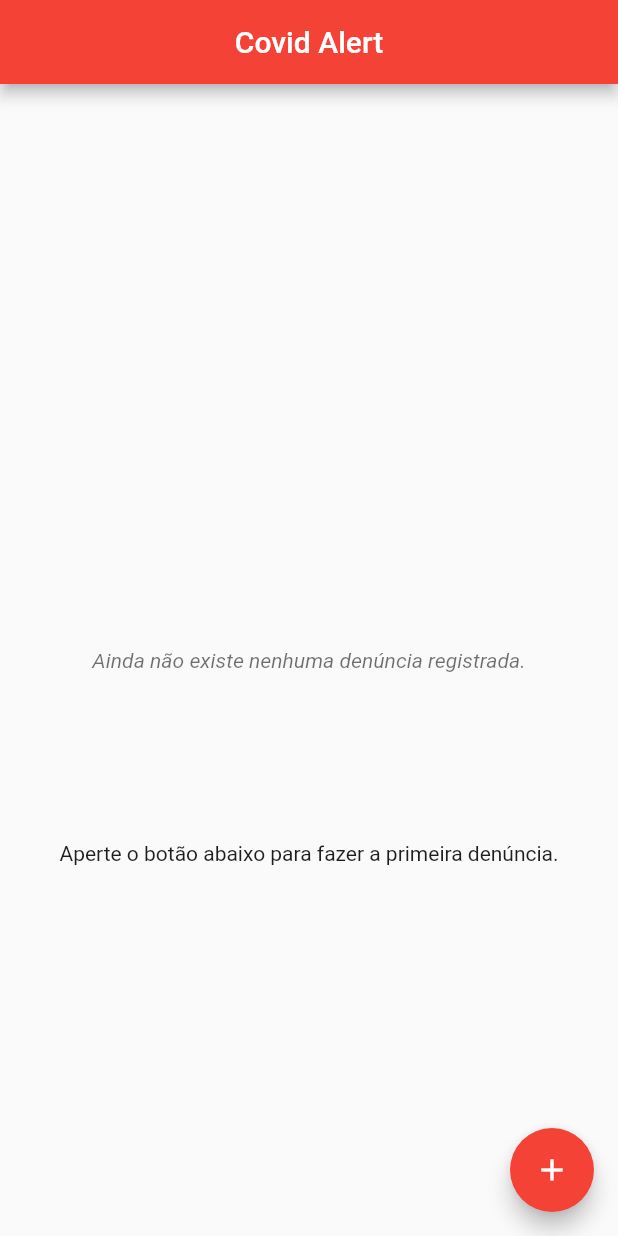
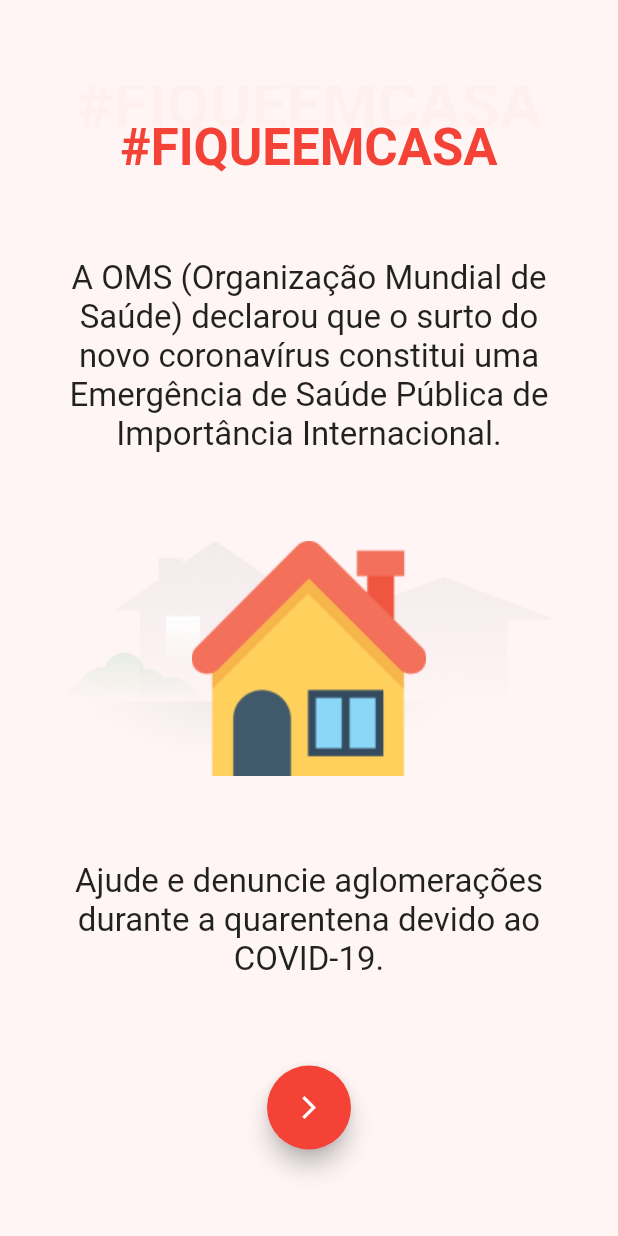
Before and after one commit to teresinahc/app-denuncia-aglomeracao-quarentena, a Flutter app: the first screen one second after launch, on a phone screen of 412 x 824 dp. Run offline on Flutter 3.47's test engine with Material 2 defaults, Android fonts, the phone set to English and light mode, and no system bars; our stand-ins replace cloud_firestore, firebase_storage, flutter_mobx, get_it, google_fonts, image_picker and 2 more; missing offline and left inert: image_fade; accounts and stored records are empty; generated files the repository leaves out were written again.

Commit message:
Add splash screen

```diff
--- a/lib/main.dart
+++ b/lib/main.dart
@@ -1,3 +1,4 @@
+import 'package:covid_alert/screens/splash/splash_screen.dart';
 import 'package:covid_alert/shared/service/repository.dart';
 import 'package:covid_alert/shared/themes/theme_default.dart';
 import 'package:flutter/material.dart';
@@ -38,7 +39,7 @@ class _MyAppState extends State<MyApp> {
         supportedLocales: [
           const Locale('pt', "BR"),
         ],
-        home: HomeScreen(),
+        home: SplahScreen(),
         theme: themeDefault(),
       ),
     );
--- /dev/null
+++ b/lib/screens/splash/splash_screen.dart
@@ -0,0 +1,109 @@
+import 'package:covid_alert/screens/home/home_screen.dart';
+import 'package:flutter/material.dart';
+import 'package:flutter/services.dart';
+import 'package:google_fonts/google_fonts.dart';
+
+class SplahScreen extends StatefulWidget {
+  @override
+  _SplahScreenState createState() => _SplahScreenState();
+}
+
+class _SplahScreenState extends State<SplahScreen> {
+  @override
+  void initState() {
+    super.initState();
+    Future.delayed(Duration(seconds: 3)).then((_) async {
+      await Navigator.pushReplacement(
+          context, MaterialPageRoute(builder: (context) => HomeScreen()));
+    });
+  }
+
+  @override
+  Widget build(BuildContext context) {
+    return Scaffold(
+      body: Container(
+        padding: EdgeInsets.symmetric(horizontal: 32),
+        decoration: BoxDecoration(
+          color: Color(0xFFFFF5F5),
+        ),
+        width: MediaQuery.of(context).size.width,
+        child: Column(
+          mainAxisAlignment: MainAxisAlignment.spaceEvenly,
+          crossAxisAlignment: CrossAxisAlignment.center,
+          children: <Widget>[
+            Container(
+              child: Container(
+                height: 0.07 * MediaQuery.of(context).size.height,
+                child: Stack(
+                  alignment: Alignment.bottomCenter,
+                  children: <Widget>[
+                    Positioned(
+                      bottom: 0.025 * MediaQuery.of(context).size.height,
+                      child: Text(
+                        '#FIQUEEMCASA',
+                        style: GoogleFonts.mavenPro(
+                          fontSize: 42,
+                          fontWeight: FontWeight.bold,
+                          color: Color.fromRGBO(255, 0, 0, 0.02),
+                        ),
+                      ),
+                    ),
+                    Positioned(
+                      top: 0.025 * MediaQuery.of(context).size.height,
+                      child: Text(
+                        '#FIQUEEMCASA',
+                        style: GoogleFonts.mavenPro(
+                          fontSize: 34,
+                          fontWeight: FontWeight.bold,
+                          color: Theme.of(context).primaryColor,
+                        ),
+                      ),
+                    ),
+                  ],
+                ),
+              ),
+            ),
+            Text(
+              'A OMS (Organização Mundial de Saúde) declarou que o surto do novo coronavírus constitui uma Emergência de Saúde Pública de Importância Internacional.',
+              style: GoogleFonts.mavenPro(
+                fontSize: 22,
+              ),
+              textAlign: TextAlign.center,
+            ),
+            Stack(
+              alignment: Alignment.center,
+              children: <Widget>[
+                Image.asset(
+                  'assets/images/home_back.png',
+                  height: 0.38 * MediaQuery.of(context).size.width,
+                ),
+                Image.asset(
+                  'assets/images/home.png',
+                  width: 0.38 * MediaQuery.of(context).size.width,
+                ),
+              ],
+            ),
+            Text(
+              'Ajude e denuncie aglomerações durante a quarentena devido ao COVID-19.',
+              style: GoogleFonts.mavenPro(
+                fontSize: 22,
+              ),
+              textAlign: TextAlign.center,
+            ),
+            FloatingActionButton(
+              onPressed: () async {
+                Navigator.pushReplacement(context,
+                    MaterialPageRoute(builder: (context) => HomeScreen()));
+              },
+              child: Icon(
+                Icons.arrow_forward_ios,
+                color: Colors.white,
+                size: 18,
+              ),
+            )
+          ],
+        ),
+      ),
+    );
+  }
+}
```
Also changed, not shown: pubspec.yaml (+3 -9 lines), assets/images/home.png (added), assets/images/home_back.png (added), pubspec.lock.
